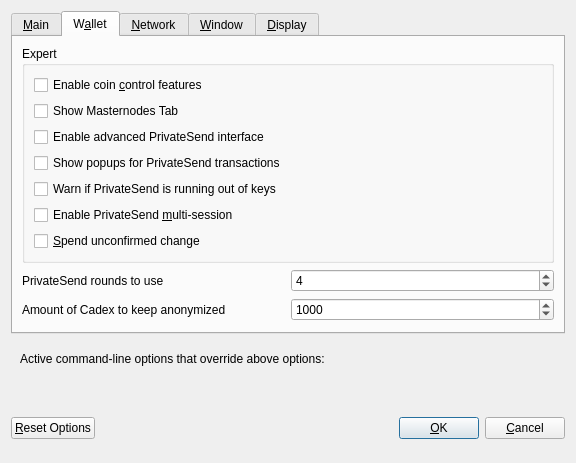
Above: src/qt/forms/optionsdialog.ui from cadexproject/cadex before the change. Below: the same form after it.
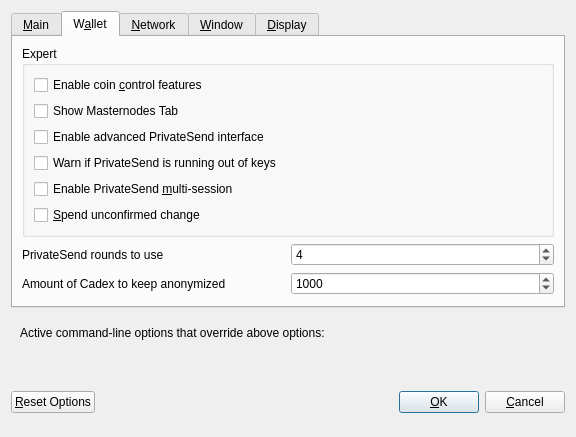
That is the form after the change. The open tabs and pages were chosen to show the change. Custom widgets are drawn as their Qt base class.

```diff
--- a/src/qt/forms/optionsdialog.ui
+++ b/src/qt/forms/optionsdialog.ui
@@ -173,16 +173,6 @@
             </property>
            </widget>
           </item>
-          <item>
-           <widget class="QCheckBox" name="showPrivateSendPopups">
-            <property name="toolTip">
-             <string>Show system popups for PrivateSend mixing transactions&lt;br/&gt;just like for all other transaction types.</string>
-            </property>
-            <property name="text">
-             <string>Show popups for PrivateSend transactions</string>
-            </property>
-           </widget>
-          </item>
           <item>
            <widget class="QCheckBox" name="lowKeysWarning">
             <property name="toolTip">
@@ -234,7 +224,7 @@
             <number>2</number>
            </property>
            <property name="maximum">
-            <number>16</number>
+            <number>8</number>
            </property>
            <property name="value">
             <number>4</number>
```
